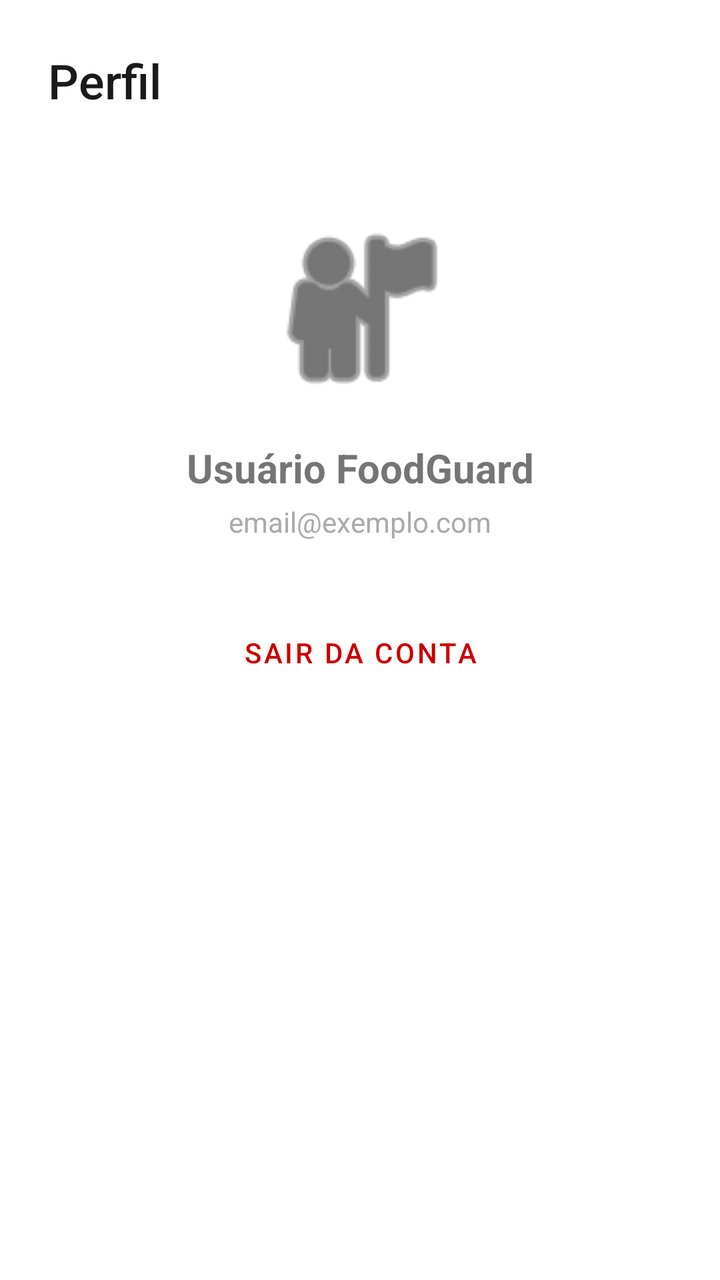
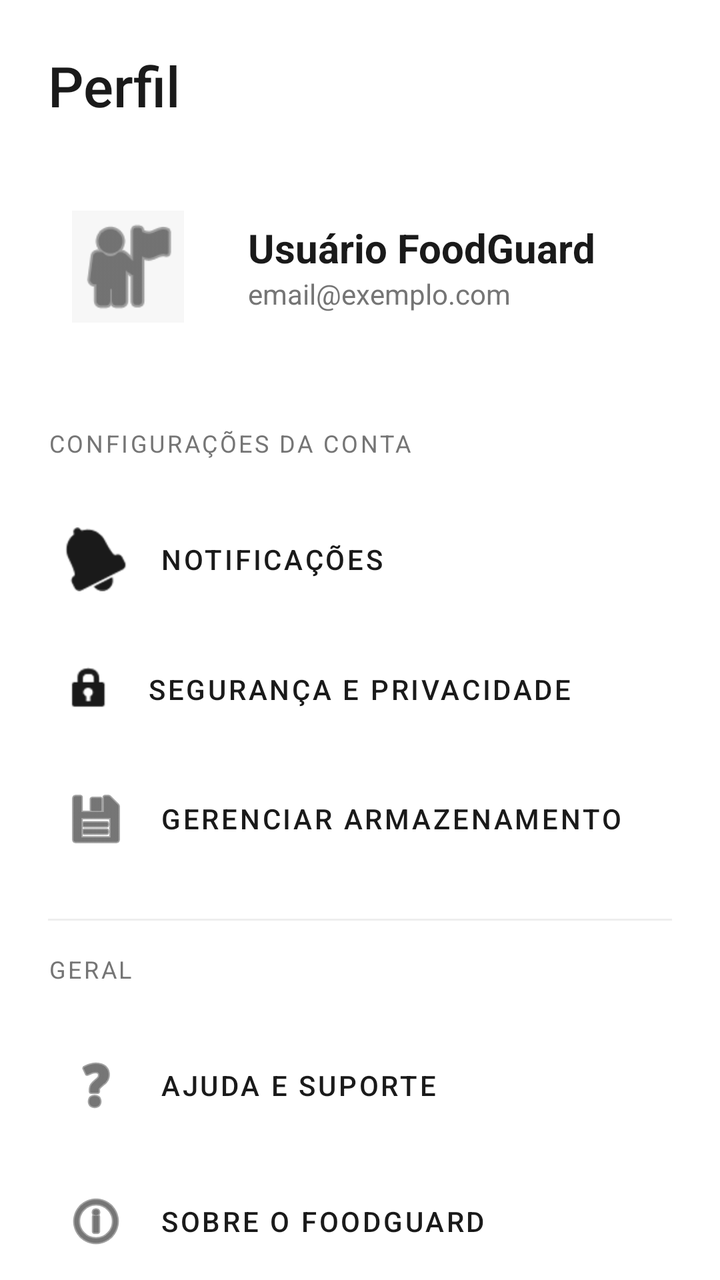

An Android layout rendered at two revisions. The XML below is the earlier revision; the diff shows what the commit changed to produce the second picture.
<!-- AndroidManifest.xml: application theme Theme.FoodGuard -->
<!-- res/layout/fragment_profile.xml -->
<?xml version="1.0" encoding="utf-8"?>
<androidx.constraintlayout.widget.ConstraintLayout xmlns:android="http://schemas.android.com/apk/res/android"
    xmlns:app="http://schemas.android.com/apk/res-auto"
    android:layout_width="match_parent"
    android:layout_height="match_parent"
    android:background="@color/white">

    <TextView
        android:id="@+id/tvTitle"
        android:layout_width="wrap_content"
        android:layout_height="wrap_content"
        android:layout_marginStart="24dp"
        android:layout_marginTop="24dp"
        android:fontFamily="sans-serif-medium"
        android:text="Perfil"
        android:textColor="@color/primary_black"
        android:textSize="24sp"
        app:layout_constraintStart_toStartOf="parent"
        app:layout_constraintTop_toTopOf="parent" />

    <ImageView
        android:id="@+id/ivProfile"
        android:layout_width="100dp"
        android:layout_height="100dp"
        android:layout_marginTop="48dp"
        android:src="@android:drawable/ic_menu_myplaces"
        app:layout_constraintEnd_toEndOf="parent"
        app:layout_constraintStart_toStartOf="parent"
        app:layout_constraintTop_toBottomOf="@id/tvTitle"
        app:tint="@color/primary_black" />

    <TextView
        android:id="@+id/tvUserName"
        android:layout_width="wrap_content"
        android:layout_height="wrap_content"
        android:layout_marginTop="16dp"
        android:text="Usuário FoodGuard"
        android:textSize="20sp"
        android:textStyle="bold"
        app:layout_constraintEnd_toEndOf="parent"
        app:layout_constraintStart_toStartOf="parent"
        app:layout_constraintTop_toBottomOf="@id/ivProfile" />

    <TextView
        android:id="@+id/tvUserEmail"
        android:layout_width="wrap_content"
        android:layout_height="wrap_content"
        android:layout_marginTop="4dp"
        android:text="email@exemplo.com"
        android:textSize="14sp"
        android:textColor="@android:color/darker_gray"
        app:layout_constraintEnd_toEndOf="parent"
        app:layout_constraintStart_toStartOf="parent"
        app:layout_constraintTop_toBottomOf="@id/tvUserName" />

    <com.google.android.material.button.MaterialButton
        android:id="@+id/btnLogout"
        style="@style/Widget.MaterialComponents.Button.TextButton"
        android:layout_width="wrap_content"
        android:layout_height="wrap_content"
        android:layout_marginTop="32dp"
        android:text="Sair da Conta"
        android:textColor="@android:color/holo_red_dark"
        app:layout_constraintEnd_toEndOf="parent"
        app:layout_constraintStart_toStartOf="parent"
        app:layout_constraintTop_toBottomOf="@id/tvUserEmail" />

</androidx.constraintlayout.widget.ConstraintLayout>
<!-- resources referenced by this layout -->
<resources>
  <color name="primary_black">#1A1A1A</color>
  <color name="white">#FFFFFF</color>
  <style name="Theme.FoodGuard" parent="Base.Theme.FoodGuard" />
  <style name="Base.Theme.FoodGuard" parent="Theme.MaterialComponents.Light.NoActionBar">
          
          <item name="colorPrimary">@color/primary_black</item>
          <item name="colorPrimaryVariant">@color/black</item>
          <item name="colorOnPrimary">@color/white</item>
          
          <item name="colorSecondary">@color/secondary_black</item>
          <item name="colorSecondaryVariant">@color/black</item>
          <item name="colorOnSecondary">@color/white</item>
          
          <item name="android:statusBarColor">@color/white</item>
          <item name="android:windowLightStatusBar">true</item>
          
          <item name="android:windowBackground">@color/white</item>
      </style>
  <color name="black">#000000</color>
  <color name="secondary_black">#2D2D2D</color>
</resources>

<!-- the commit's change to res/layout/fragment_profile.xml (unified diff, before → after) -->
@@ -1,68 +1,172 @@
 <?xml version="1.0" encoding="utf-8"?>
-<androidx.constraintlayout.widget.ConstraintLayout xmlns:android="http://schemas.android.com/apk/res/android"
+<androidx.core.widget.NestedScrollView xmlns:android="http://schemas.android.com/apk/res/android"
     xmlns:app="http://schemas.android.com/apk/res-auto"
     android:layout_width="match_parent"
     android:layout_height="match_parent"
     android:background="@color/white">
 
-    <TextView
-        android:id="@+id/tvTitle"
-        android:layout_width="wrap_content"
+    <LinearLayout
+        android:layout_width="match_parent"
         android:layout_height="wrap_content"
-        android:layout_marginStart="24dp"
-        android:layout_marginTop="24dp"
-        android:fontFamily="sans-serif-medium"
-        android:text="Perfil"
-        android:textColor="@color/primary_black"
-        android:textSize="24sp"
-        app:layout_constraintStart_toStartOf="parent"
-        app:layout_constraintTop_toTopOf="parent" />
+        android:orientation="vertical"
+        android:padding="24dp">
 
-    <ImageView
-        android:id="@+id/ivProfile"
-        android:layout_width="100dp"
-        android:layout_height="100dp"
-        android:layout_marginTop="48dp"
-        android:src="@android:drawable/ic_menu_myplaces"
-        app:layout_constraintEnd_toEndOf="parent"
-        app:layout_constraintStart_toStartOf="parent"
-        app:layout_constraintTop_toBottomOf="@id/tvTitle"
-        app:tint="@color/primary_black" />
+        <TextView
+            android:id="@+id/tvTitle"
+            android:layout_width="wrap_content"
+            android:layout_height="wrap_content"
+            android:fontFamily="sans-serif-medium"
+            android:text="Perfil"
+            android:textColor="@color/primary_black"
+            android:textSize="28sp"
+            android:layout_marginBottom="32dp"/>
 
-    <TextView
-        android:id="@+id/tvUserName"
-        android:layout_width="wrap_content"
-        android:layout_height="wrap_content"
-        android:layout_marginTop="16dp"
-        android:text="Usuário FoodGuard"
-        android:textSize="20sp"
-        android:textStyle="bold"
-        app:layout_constraintEnd_toEndOf="parent"
-        app:layout_constraintStart_toStartOf="parent"
-        app:layout_constraintTop_toBottomOf="@id/ivProfile" />
+        <LinearLayout
+            android:layout_width="match_parent"
+            android:layout_height="wrap_content"
+            android:orientation="horizontal"
+            android:gravity="center_vertical"
+            android:layout_marginBottom="40dp">
 
-    <TextView
-        android:id="@+id/tvUserEmail"
-        android:layout_width="wrap_content"
-        android:layout_height="wrap_content"
-        android:layout_marginTop="4dp"
-        android:text="email@exemplo.com"
-        android:textSize="14sp"
-        android:textColor="@android:color/darker_gray"
-        app:layout_constraintEnd_toEndOf="parent"
-        app:layout_constraintStart_toStartOf="parent"
-        app:layout_constraintTop_toBottomOf="@id/tvUserName" />
+            <com.google.android.material.imageview.ShapeableImageView
+                android:id="@+id/ivProfile"
+                android:layout_width="80dp"
+                android:layout_height="80dp"
+                android:src="@android:drawable/ic_menu_myplaces"
+                android:background="@color/background_gray"
+                android:padding="12dp"
+                app:shapeAppearanceOverlay="@style/ShapeAppearance.MaterialComponents.LargeComponent"
+                app:tint="@color/primary_black" />
 
-    <com.google.android.material.button.MaterialButton
-        android:id="@+id/btnLogout"
-        style="@style/Widget.MaterialComponents.Button.TextButton"
-        android:layout_width="wrap_content"
-        android:layout_height="wrap_content"
-        android:layout_marginTop="32dp"
-        android:text="Sair da Conta"
-        android:textColor="@android:color/holo_red_dark"
-        app:layout_constraintEnd_toEndOf="parent"
-        app:layout_constraintStart_toStartOf="parent"
-        app:layout_constraintTop_toBottomOf="@id/tvUserEmail" />
+            <LinearLayout
+                android:layout_width="wrap_content"
+                android:layout_height="wrap_content"
+                android:orientation="vertical"
+                android:layout_marginStart="20dp">
 
-</androidx.constraintlayout.widget.ConstraintLayout>
+                <TextView
+                    android:id="@+id/tvUserName"
+                    android:layout_width="wrap_content"
+                    android:layout_height="wrap_content"
+                    android:text="Usuário FoodGuard"
+                    android:textColor="@color/primary_black"
+                    android:textSize="20sp"
+                    android:textStyle="bold" />
+
+                <TextView
+                    android:id="@+id/tvUserEmail"
+                    android:layout_width="wrap_content"
+                    android:layout_height="wrap_content"
+                    android:text="email@exemplo.com"
+                    android:textSize="14sp"
+                    android:textColor="@color/text_gray" />
+            </LinearLayout>
+        </LinearLayout>
+
+        <TextView
+            android:layout_width="wrap_content"
+            android:layout_height="wrap_content"
+            android:text="Configurações da Conta"
+            android:textColor="@color/text_gray"
+            android:textSize="12sp"
+            android:textAllCaps="true"
+            android:letterSpacing="0.1"
+            android:layout_marginBottom="16dp"/>
+
+        <com.google.android.material.button.MaterialButton
+            android:id="@+id/btnNotifications"
+            style="@style/Widget.MaterialComponents.Button.TextButton.Icon"
+            android:layout_width="match_parent"
+            android:layout_height="wrap_content"
+            android:text="Notificações"
+            android:textColor="@color/primary_black"
+            android:gravity="start|center_vertical"
+            android:paddingVertical="12dp"
+            app:icon="@android:drawable/ic_popup_reminder"
+            app:iconTint="@color/primary_black"
+            app:iconPadding="16dp" />
+
+        <com.google.android.material.button.MaterialButton
+            android:id="@+id/btnSecurity"
+            style="@style/Widget.MaterialComponents.Button.TextButton.Icon"
+            android:layout_width="match_parent"
+            android:layout_height="wrap_content"
+            android:text="Segurança e Privacidade"
+            android:textColor="@color/primary_black"
+            android:gravity="start|center_vertical"
+            android:paddingVertical="12dp"
+            app:icon="@android:drawable/ic_lock_idle_lock"
+            app:iconTint="@color/primary_black"
+            app:iconPadding="16dp" />
+
+        <com.google.android.material.button.MaterialButton
+            android:id="@+id/btnStorage"
+            style="@style/Widget.MaterialComponents.Button.TextButton.Icon"
+            android:layout_width="match_parent"
+            android:layout_height="wrap_content"
+            android:text="Gerenciar Armazenamento"
+            android:textColor="@color/primary_black"
+            android:gravity="start|center_vertical"
+            android:paddingVertical="12dp"
+            app:icon="@android:drawable/ic_menu_save"
+            app:iconTint="@color/primary_black"
+            app:iconPadding="16dp" />
+
+        <View
+            android:layout_width="match_parent"
+            android:layout_height="1dp"
+            android:background="@color/divider_gray"
+            android:layout_marginVertical="16dp"/>
+
+        <TextView
+            android:layout_width="wrap_content"
+            android:layout_height="wrap_content"
+            android:text="Geral"
+            android:textColor="@color/text_gray"
+            android:textSize="12sp"
+            android:textAllCaps="true"
+            android:letterSpacing="0.1"
+            android:layout_marginBottom="16dp"/>
+
+        <com.google.android.material.button.MaterialButton
+            android:id="@+id/btnHelp"
+            style="@style/Widget.MaterialComponents.Button.TextButton.Icon"
+            android:layout_width="match_parent"
+            android:layout_height="wrap_content"
+            android:text="Ajuda e Suporte"
+            android:textColor="@color/primary_black"
+            android:gravity="start|center_vertical"
+            android:paddingVertical="12dp"
+            app:icon="@android:drawable/ic_menu_help"
+            app:iconTint="@color/primary_black"
+            app:iconPadding="16dp" />
+
+        <com.google.android.material.button.MaterialButton
+            android:id="@+id/btnAbout"
+            style="@style/Widget.MaterialComponents.Button.TextButton.Icon"
+            android:layout_width="match_parent"
+            android:layout_height="wrap_content"
+            android:text="Sobre o FoodGuard"
+            android:textColor="@color/primary_black"
+            android:gravity="start|center_vertical"
+            android:paddingVertical="12dp"
+            app:icon="@android:drawable/ic_menu_info_details"
+            app:iconTint="@color/primary_black"
+            app:iconPadding="16dp" />
+
+        <com.google.android.material.button.MaterialButton
+            android:id="@+id/btnLogout"
+            style="@style/Widget.MaterialComponents.Button.TextButton.Icon"
+            android:layout_width="match_parent"
+            android:layout_height="wrap_content"
+            android:layout_marginTop="24dp"
+            android:text="Sair da Conta"
+            android:textColor="@color/status_red"
+            android:gravity="start|center_vertical"
+            android:paddingVertical="12dp"
+            app:icon="@android:drawable/ic_lock_power_off"
+            app:iconTint="@color/status_red"
+            app:iconPadding="16dp" />
+
+    </LinearLayout>
+</androidx.core.widget.NestedScrollView>
<!-- resource entries referenced after the edit -->
@@ -1,6 +1,10 @@
 <!-- resources referenced by this layout -->
 <resources>
+  <color name="background_gray">#F7F7F7</color>
+  <color name="divider_gray">#EEEEEE</color>
   <color name="primary_black">#1A1A1A</color>
+  <color name="status_red">#FF3B30</color>
+  <color name="text_gray">#757575</color>
   <color name="white">#FFFFFF</color>
   <style name="Theme.FoodGuard" parent="Base.Theme.FoodGuard" />
   <style name="Base.Theme.FoodGuard" parent="Theme.MaterialComponents.Light.NoActionBar">
